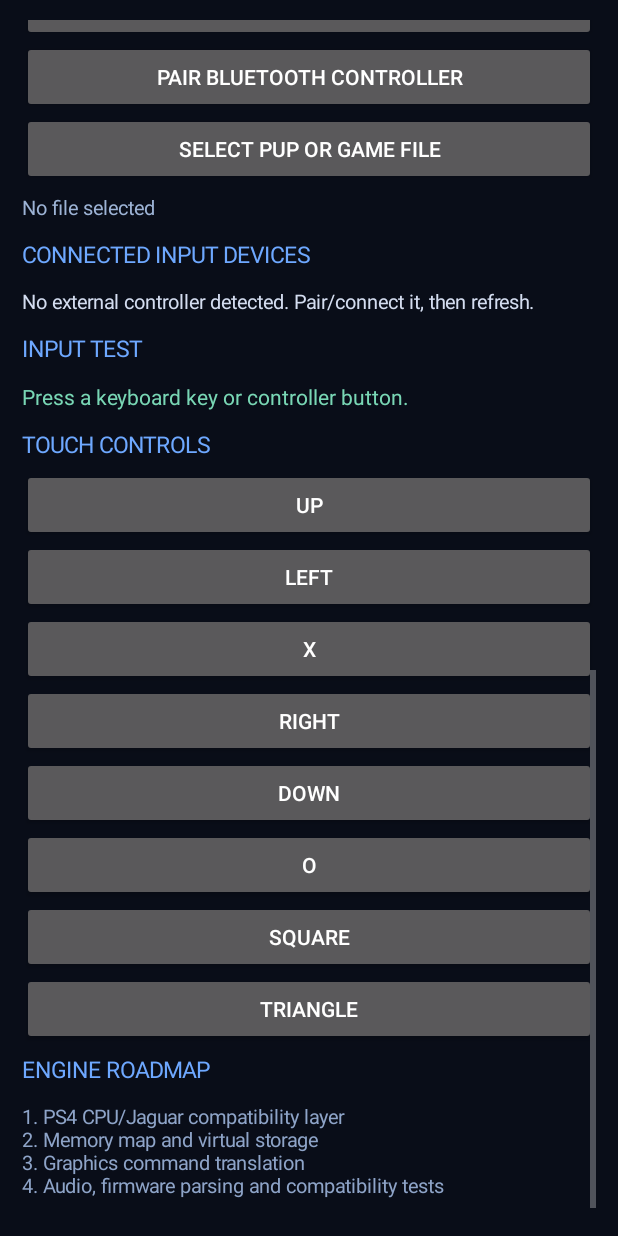
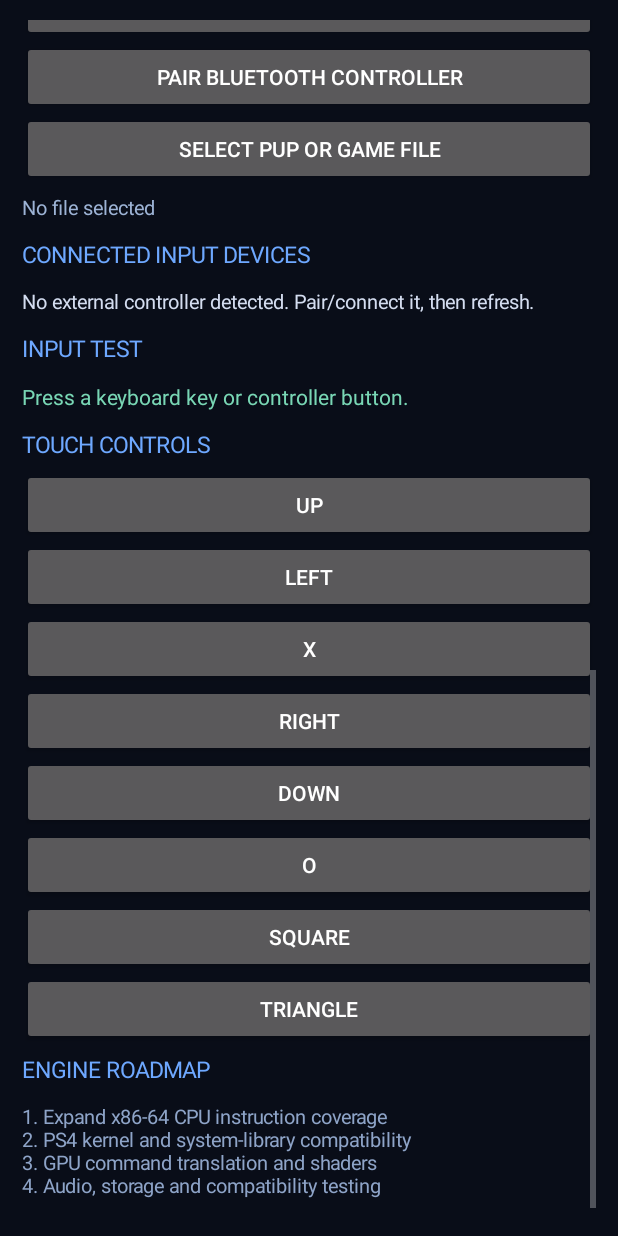
Before and after one commit to hayrxdevofficial/my-android-app, an Android app: the screen it shows after launch (MainActivity), scrolled down 957 dp, on a phone screen of 412 x 824 dp. Run offline under Robolectric (Android 15) with nearby library versions, the phone set to English and light mode, and no system bars.

Commit message:
Refresh PSHere 0.7.0 Android UI labels

```diff
--- a/app/src/main/java/com/hayrx/ps4emu/MainActivity.kt
+++ b/app/src/main/java/com/hayrx/ps4emu/MainActivity.kt
@@ -91,7 +91,7 @@ class MainActivity : Activity(), InputManager.InputDeviceListener {
         page.addView(scroll)
 
         content.addView(label("PS4 EMULATOR", 28, 0xFFFFFFFF.toInt()))
-        content.addView(label("PSHERE NATIVE CORE • VERSION 0.6.0", 11, 0xFF8EA4C8.toInt()))
+        content.addView(label("PSHERE NATIVE CORE • VERSION 0.7.0", 11, 0xFF8EA4C8.toInt()))
         content.addView(label("Compatibility prototype. PS4 games do not run yet.", 14, 0xFFFFC66D.toInt()))
 
         content.addView(section("EMULATOR PROFILE"))
@@ -178,10 +178,10 @@ class MainActivity : Activity(), InputManager.InputDeviceListener {
 
         content.addView(section("ENGINE ROADMAP"))
         content.addView(label(
-            "1. PS4 CPU/Jaguar compatibility layer\n" +
-                "2. Memory map and virtual storage\n" +
-                "3. Graphics command translation\n" +
-                "4. Audio, firmware parsing and compatibility tests",
+            "1. Expand x86-64 CPU instruction coverage\n" +
+                "2. PS4 kernel and system-library compatibility\n" +
+                "3. GPU command translation and shaders\n" +
+                "4. Audio, storage and compatibility testing",
             13, 0xFF8EA4C8.toInt()
         ))
         setContentView(page)
```
